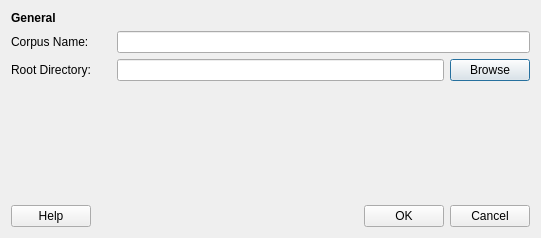
FilmColors/VIAN, file qt_ui/DialogCreateCorpus.ui: the form before one commit.
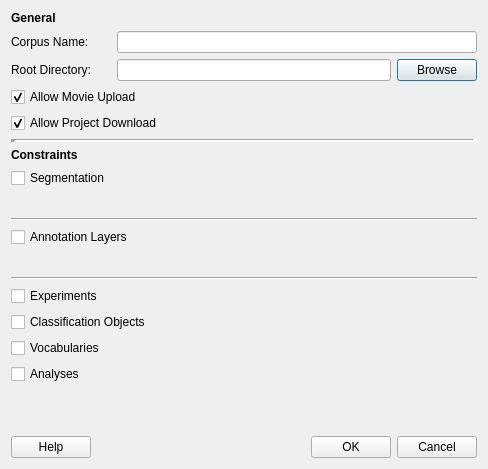
The form after the commit.

Commit message: Fixed Several Bugs in the CorpusClient

The edit to the form file:
```diff
--- a/qt_ui/DialogCreateCorpus.ui
+++ b/qt_ui/DialogCreateCorpus.ui
@@ -6,8 +6,8 @@
    <rect>
     <x>0</x>
     <y>0</y>
-    <width>541</width>
-    <height>238</height>
+    <width>488</width>
+    <height>469</height>
    </rect>
   </property>
   <property name="windowTitle">
@@ -68,6 +68,109 @@
      </item>
     </layout>
    </item>
+   <item>
+    <widget class="QCheckBox" name="cB_AllowUpload">
+     <property name="text">
+      <string>Allow Movie Upload</string>
+     </property>
+     <property name="checked">
+      <bool>true</bool>
+     </property>
+    </widget>
+   </item>
+   <item>
+    <widget class="QCheckBox" name="cb_AllowDownload">
+     <property name="text">
+      <string>Allow Project Download</string>
+     </property>
+     <property name="checked">
+      <bool>true</bool>
+     </property>
+    </widget>
+   </item>
+   <item>
+    <widget class="Line" name="line_3">
+     <property name="lineWidth">
+      <number>5</number>
+     </property>
+     <property name="orientation">
+      <enum>Qt::Horizontal</enum>
+     </property>
+    </widget>
+   </item>
+   <item>
+    <widget class="QLabel" name="label_4">
+     <property name="text">
+      <string>&lt;b&gt;Constraints</string>
+     </property>
+    </widget>
+   </item>
+   <item>
+    <widget class="QCheckBox" name="cB_ConstrSegmentation">
+     <property name="text">
+      <string>Segmentation</string>
+     </property>
+    </widget>
+   </item>
+   <item>
+    <widget class="QWidget" name="wc_segm" native="true">
+     <layout class="QHBoxLayout" name="horizontalLayout_4"/>
+    </widget>
+   </item>
+   <item>
+    <widget class="Line" name="line">
+     <property name="orientation">
+      <enum>Qt::Horizontal</enum>
+     </property>
+    </widget>
+   </item>
+   <item>
+    <widget class="QCheckBox" name="cB_ConstrAnnotationLayers">
+     <property name="text">
+      <string>Annotation Layers</string>
+     </property>
+    </widget>
+   </item>
+   <item>
+    <widget class="QWidget" name="wc_ann" native="true">
+     <layout class="QHBoxLayout" name="horizontalLayout_5"/>
+    </widget>
+   </item>
+   <item>
+    <widget class="Line" name="line_2">
+     <property name="orientation">
+      <enum>Qt::Horizontal</enum>
+     </property>
+    </widget>
+   </item>
+   <item>
+    <widget class="QCheckBox" name="cB_ConstrExperiments">
+     <property name="text">
+      <string>Experiments</string>
+     </property>
+    </widget>
+   </item>
+   <item>
+    <widget class="QCheckBox" name="cB_ConstrClassObj">
+     <property name="text">
+      <string>Classification Objects</string>
+     </property>
+    </widget>
+   </item>
+   <item>
+    <widget class="QCheckBox" name="cB_ConstrVocabularies">
+     <property name="text">
+      <string>Vocabularies</string>
+     </property>
+    </widget>
+   </item>
+   <item>
+    <widget class="QCheckBox" name="cB_ConstrAnalyses">
+     <property name="text">
+      <string>Analyses</string>
+     </property>
+    </widget>
+   </item>
    <item>
     <spacer name="verticalSpacer">
      <property name="orientation">
```
The commit also changes 26 other files.
